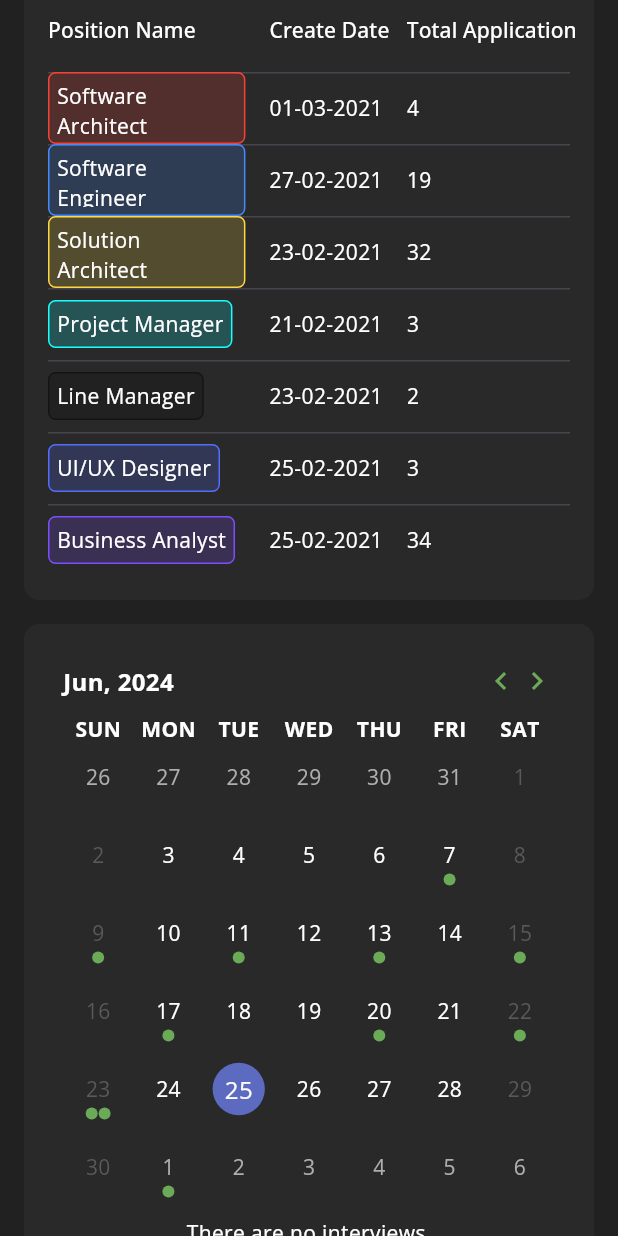
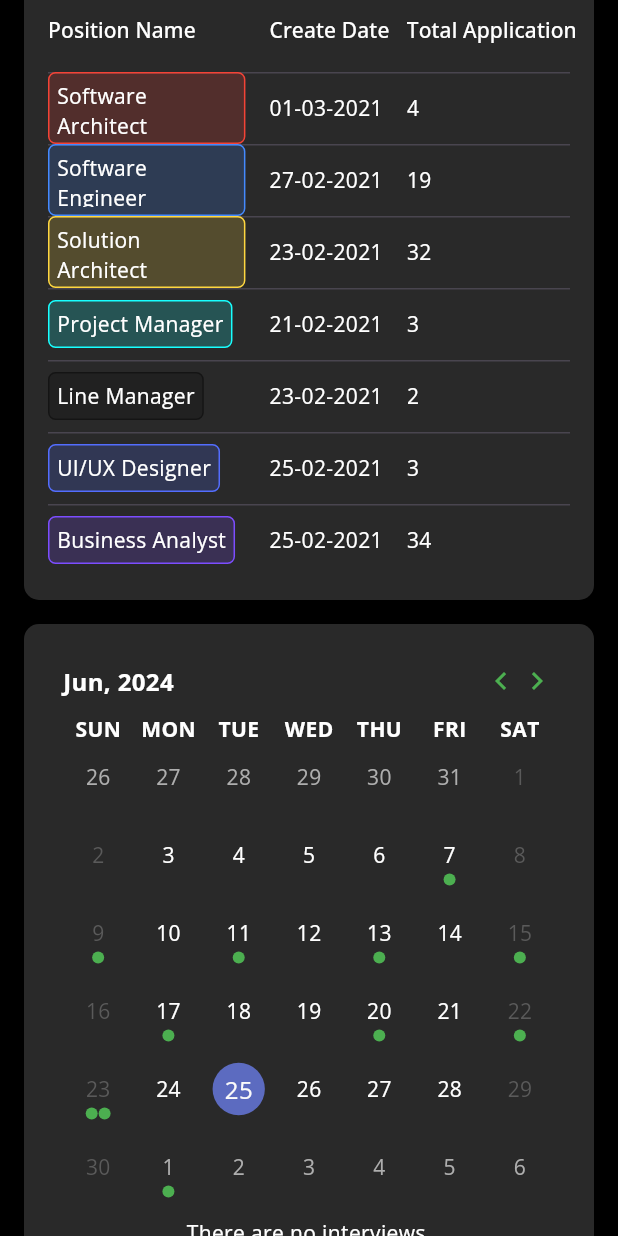
Before and after one commit to ssun-ko/price-monitoring-flutter, a Flutter app: the screen it shows after launch, scrolled down 576 dp, on a phone screen of 412 x 824 dp. Run offline on Flutter 3.47's test engine with Material 3 defaults, Android fonts, the phone set to English and light mode, and no system bars; drawn by our look-alikes of table_calendar; our stand-ins replace fl_chart, google_fonts; missing offline and left inert: colorize_text_avatar.

Commit message:
Change color theme

```diff
--- a/lib/core/constants/color_constants.dart
+++ b/lib/core/constants/color_constants.dart
@@ -1,11 +1,10 @@
 import 'package:flutter/material.dart';
 
-const primaryColor = Color(0xFF2697FF);
+const primaryColor = Colors.blue;
+const tintColor = Colors.pink;
 
 const secondaryColor = Color(0xFF292929);
-const bgColor = Color(0xFF212121);
-const darkGreenColor = Color(0xFF2c614f);
-const greenColor = Color(0xFF6bab58);
+const bgColor = Colors.black;
 
 const dimColor = Colors.white54;
 
@@ -13,7 +12,8 @@ const defaultPadding = 16.0;
 const double defaultBorderRadius = 15;
 
 class ColorConstants {
-  static Color blue = Color(0xFF0D46BB);
+  static Color blue = Colors.blue;
+  static Color green = Colors.green;
 }
 
 class Palette {
--- a/lib/core/widgets/calendar_item.dart
+++ b/lib/core/widgets/calendar_item.dart
@@ -87,7 +87,7 @@ class _Date extends StatelessWidget {
         color: secondaryColor,
         borderRadius: BorderRadius.circular(4),
         border: Border.all(
-          color: greenColor.withOpacity(0.5),
+          color: ColorConstants.green,
         ),
       ),
       child: Text(
--- a/lib/main.dart
+++ b/lib/main.dart
@@ -25,7 +25,7 @@ class MyApp extends StatelessWidget {
       theme: ThemeData.dark().copyWith(
         appBarTheme: AppBarTheme(backgroundColor: bgColor, elevation: 0),
         scaffoldBackgroundColor: bgColor,
-        primaryColor: greenColor,
+        primaryColor: primaryColor,
         dialogBackgroundColor: secondaryColor,
         textTheme: GoogleFonts.openSansTextTheme(Theme.of(context).textTheme)
             .apply(bodyColor: Colors.white),
--- a/lib/screens/analytics/analytics_screen.dart
+++ b/lib/screens/analytics/analytics_screen.dart
@@ -30,7 +30,7 @@ class AnalyticsScreen extends StatelessWidget {
                 children: [
                   ElevatedButton(onPressed: () {},
                       style: ElevatedButton.styleFrom(
-                        backgroundColor: greenColor,
+                        backgroundColor: ColorConstants.green,
                         foregroundColor: Colors.white,
                         shape: RoundedRectangleBorder(
                           borderRadius: BorderRadius.circular(5)
--- a/lib/screens/dashboard/components/calendart_widget.dart
+++ b/lib/screens/dashboard/components/calendart_widget.dart
@@ -62,7 +62,7 @@ class _CalendarWidgetState extends State<CalendarWidget> {
                     },
                     child: Icon(
                       Icons.chevron_left,
-                      color: greenColor,
+                      color: ColorConstants.green
                     ),
                   ),
                   InkWell(
@@ -75,7 +75,7 @@ class _CalendarWidgetState extends State<CalendarWidget> {
                     },
                     child: Icon(
                       Icons.chevron_right,
-                      color: greenColor,
+                      color: ColorConstants.green
                     ),
                   ),
                 ],
@@ -106,11 +106,11 @@ class _CalendarWidgetState extends State<CalendarWidget> {
               },
               calendarStyle: CalendarStyle(
                 todayDecoration: BoxDecoration(
-                  color: greenColor,
+                  color: ColorConstants.green,
                   shape: BoxShape.circle,
                 ),
                 markerDecoration: BoxDecoration(
-                  color: greenColor,
+                  color: ColorConstants.green,
                   shape: BoxShape.circle,
                 ),
               ),
--- a/lib/screens/home/components/side_menu.dart
+++ b/lib/screens/home/components/side_menu.dart
@@ -11,7 +11,7 @@ class SideMenu extends StatelessWidget {
   @override
   Widget build(BuildContext context) {
     return Drawer(
-      backgroundColor: Colors.black,
+      backgroundColor: bgColor,
       child: SingleChildScrollView(
         child: Column(
           children: [
```
